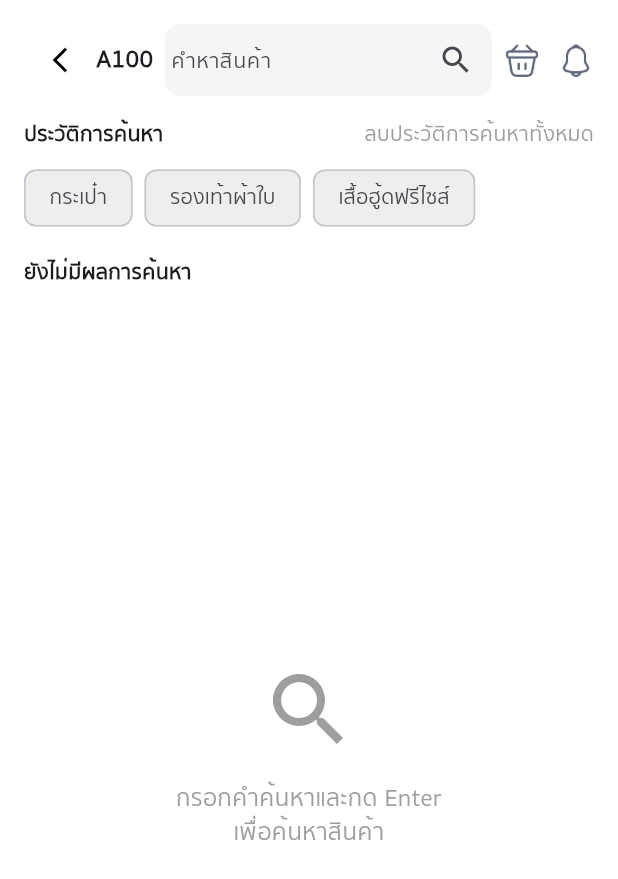
After one commit to AshaTechCorporation/gcargo, a Flutter app: the SearchPage screen opened directly, on a phone screen of 412 x 824 dp. The commit adds this screen. Shown: the top 879 px of the screen. Run offline on Flutter 3.47's test engine with Material 3 defaults, Android fonts, the phone set to English and light mode, and no system bars; our stand-ins replace device_info_plus, dio, file_picker, flutter_widget_from_html, get, image_picker and 1 more; accounts and stored records are empty; network calls fail.

Commit message:
เพิ่มการค้นหาสินค้า ด้วยคีย์เวิร์ด

```diff
--- /dev/null
+++ b/lib/home/searchPage.dart
@@ -0,0 +1,227 @@
+import 'package:flutter/material.dart';
+import 'package:get/get.dart';
+import 'package:gcargo/controllers/home_controller.dart';
+import 'package:gcargo/home/productDetailPage.dart';
+import 'package:gcargo/home/widgets/ProductCardFromAPI.dart';
+import 'package:gcargo/utils/helpers.dart';
+
+class SearchPage extends StatefulWidget {
+  final List<Map<String, dynamic>> initialSearchResults;
+  final String initialSearchQuery;
+
+  const SearchPage({super.key, this.initialSearchResults = const [], this.initialSearchQuery = ''});
+
+  @override
+  State<SearchPage> createState() => _SearchPageState();
+}
+
+class _SearchPageState extends State<SearchPage> {
+  final TextEditingController searchController = TextEditingController();
+  late final HomeController homeController;
+  List<Map<String, dynamic>> currentSearchResults = [];
+  String currentSearchQuery = '';
+  bool isSearching = false;
+
+  @override
+  void initState() {
+    super.initState();
+    // Initialize with passed data
+    currentSearchResults = widget.initialSearchResults;
+    currentSearchQuery = widget.initialSearchQuery;
+    searchController.text = widget.initialSearchQuery;
+
+    // Get HomeController
+    try {
+      homeController = Get.find<HomeController>();
+    } catch (e) {
+      homeController = Get.put(HomeController());
+    }
+  }
+
+  final List<String> searchTags = ['กระเป๋า', 'รองเท้าผ้าใบ', 'เสื้อฮู้ดฟรีไซส์'];
+
+  // Method to handle search within SearchPage
+  Future<void> _performSearch(String query) async {
+    if (query.trim().isEmpty) {
+      ScaffoldMessenger.of(context).showSnackBar(const SnackBar(content: Text('กรุณากรอกคำค้นหา')));
+      return;
+    }
+
+    setState(() {
+      isSearching = true;
+    });
+
+    try {
+      // Call API to search
+      await homeController.searchItemsFromAPI(query);
+
+      if (mounted) {
+        setState(() {
+          isSearching = false;
+        });
+
+        // Check if we have results
+        if (homeController.hasError.value) {
+          // Show error message but don't clear current results
+          ScaffoldMessenger.of(context).showSnackBar(SnackBar(content: Text(homeController.errorMessage.value)));
+        } else if (homeController.searchItems.isEmpty) {
+          // Show no results message but don't clear current results
+          ScaffoldMessenger.of(context).showSnackBar(const SnackBar(content: Text('ไม่พบสินค้าที่ค้นหา')));
+        } else {
+          // Update current results with new search results
+          setState(() {
+            currentSearchResults = homeController.searchItems;
+            currentSearchQuery = query;
+          });
+        }
+      }
+    } catch (e) {
+      if (mounted) {
+        setState(() {
+          isSearching = false;
+        });
+
+        // Show error message but don't clear current results
+        ScaffoldMessenger.of(context).showSnackBar(SnackBar(content: Text('เกิดข้อผิดพลาด: $e')));
+      }
+    }
+  }
+
+  @override
+  Widget build(BuildContext context) {
+    return Scaffold(
+      backgroundColor: Colors.white,
+      body: SafeArea(
+        child: Padding(
+          padding: const EdgeInsets.all(16),
+          child: Column(
+            crossAxisAlignment: CrossAxisAlignment.start,
+            children: [
+              // 🔹 Top Row
+              Row(
+                children: [
+                  IconButton(onPressed: () => Navigator.pop(context), icon: Icon(Icons.arrow_back_ios_new, color: Colors.black, size: 20)),
+                  const Text("A100", style: TextStyle(fontSize: 16, fontWeight: FontWeight.bold)),
+                  const SizedBox(width: 8),
+                  Expanded(
+                    child: Stack(
+                      children: [
+                        TextFormField(
+                          controller: searchController,
+                          textInputAction: TextInputAction.search,
+                          enabled: !isSearching,
+                          onFieldSubmitted: (value) {
+                            _performSearch(value);
+                          },
+                          decoration: InputDecoration(
+                            hintText: 'คำหาสินค้า',
+                            hintStyle: const TextStyle(fontSize: 14),
+                            suffixIcon: Row(
+                              mainAxisSize: MainAxisSize.min,
+                              children: [
+                                if (isSearching)
+                                  const Padding(
+                                    padding: EdgeInsets.all(12.0),
+                                    child: SizedBox(width: 16, height: 16, child: CircularProgressIndicator(strokeWidth: 2)),
+                                  )
+                                else
+                                  IconButton(
+                                    icon: const Icon(Icons.search),
+                                    onPressed: () {
+                                      _performSearch(searchController.text);
+                                    },
+                                  ),
+                              ],
+                            ),
+                            filled: true,
+                            fillColor: Colors.grey[100],
+                            contentPadding: const EdgeInsets.symmetric(vertical: 0),
+                            border: OutlineInputBorder(borderRadius: BorderRadius.circular(10), borderSide: BorderSide.none),
+                          ),
+                        ),
+                      ],
+                    ),
+                  ),
+                  const SizedBox(width: 8),
+                  Image.asset('assets/icons/bag.png', height: 24, width: 24),
+                  const SizedBox(width: 12),
+                  Image.asset('assets/icons/notification.png', height: 24, width: 24),
+                ],
+              ),
+
+              const SizedBox(height: 16),
+
+              // 🔹 History
+              Row(
+                mainAxisAlignment: MainAxisAlignment.spaceBetween,
+                children: const [
+                  Text("ประวัติการค้นหา", style: TextStyle(fontWeight: FontWeight.bold)),
+                  Text("ลบประวัติการค้นหาทั้งหมด", style: TextStyle(color: Colors.grey)),
+                ],
+              ),
+              const SizedBox(height: 8),
+              Wrap(spacing: 8, runSpacing: 8, children: searchTags.map((tag) => Chip(label: Text(tag), backgroundColor: Colors.grey[200])).toList()),
+
+              const SizedBox(height: 16),
+
+              // Show search results or fallback content
+              if (currentSearchResults.isNotEmpty) ...[
+                Text(
+                  "ผลการค้นหา \"$currentSearchQuery\" (${currentSearchResults.length} รายการ)",
+                  style: const TextStyle(fontWeight: FontWeight.bold),
+                ),
+                const SizedBox(height: 8),
+                Expanded(
+                  child: GridView.builder(
+                    padding: const EdgeInsets.only(bottom: 20),
+                    itemCount: currentSearchResults.length,
+                    gridDelegate: const SliverGridDelegateWithFixedCrossAxisCount(
+                      crossAxisCount: 2,
+                      crossAxisSpacing: 12,
+                      mainAxisSpacing: 12,
+                      childAspectRatio: 0.78,
+                    ),
+                    itemBuilder: (context, index) {
+                      final item = currentSearchResults[index];
+                      return ProductCardFromAPI(
+                        imageUrl: item['pic_url'] ?? '',
+                        title: item['title'] ?? 'ไม่มีชื่อสินค้า',
+                        seller: item['seller_nick'] ?? 'ไม่มีข้อมูลร้านค้า',
+                        price: '¥${item['price'] ?? 0}',
+                        detailUrl: item['detail_url'] ?? '',
+                        onTap: () {
+                          final rawNumIid = item['num_iid'];
+                          final String numIidStr = (rawNumIid is int || rawNumIid is String) ? rawNumIid.toString() : '0';
+                          Navigator.push(context, MaterialPageRoute(builder: (_) => ProductDetailPage(num_iid: numIidStr)));
+                        },
+                      );
+                    },
+                  ),
+                ),
+              ] else ...[
+                const Text("ยังไม่มีผลการค้นหา", style: TextStyle(fontWeight: FontWeight.bold)),
+                const SizedBox(height: 8),
+                const Expanded(
+                  child: Center(
+                    child: Column(
+                      mainAxisAlignment: MainAxisAlignment.center,
+                      children: [
+                        Icon(Icons.search, size: 64, color: Colors.grey),
+                        SizedBox(height: 16),
+                        Text(
+                          'กรอกคำค้นหาและกด Enter\nเพื่อค้นหาสินค้า',
+                          textAlign: TextAlign.center,
+                          style: TextStyle(color: Colors.grey, fontSize: 16),
+                        ),
+                      ],
+                    ),
+                  ),
+                ),
+              ],
+            ],
+          ),
+        ),
+      ),
+    );
+  }
+}
```
Also changed, not shown: lib/home/homePage.dart (+68 -5 lines).
